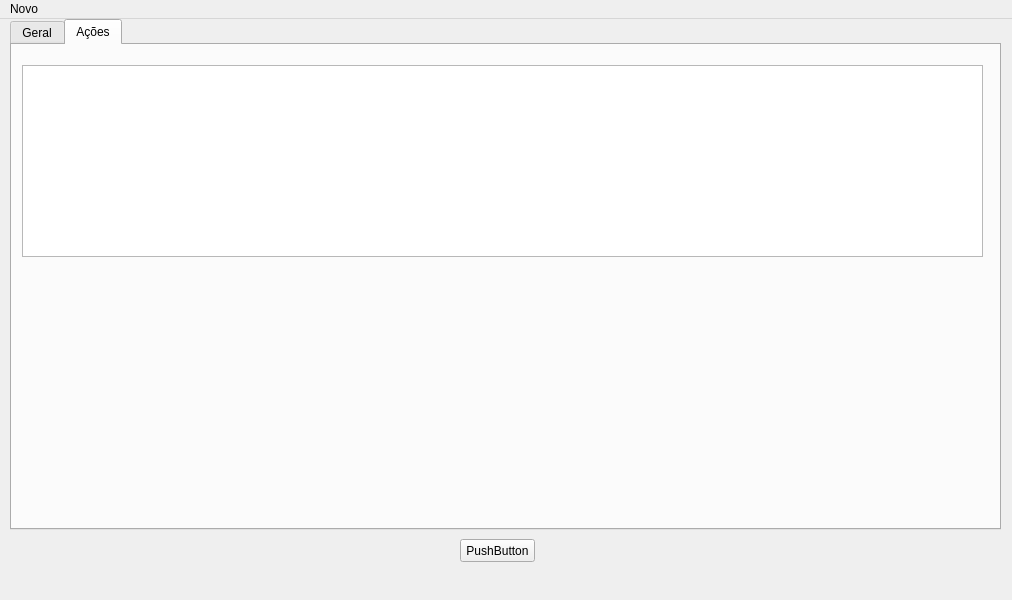
This is mainwindow.ui in ThiagoServulo/MyFinancialAssets as Qt 5 draws it before an edit. The edited form follows.
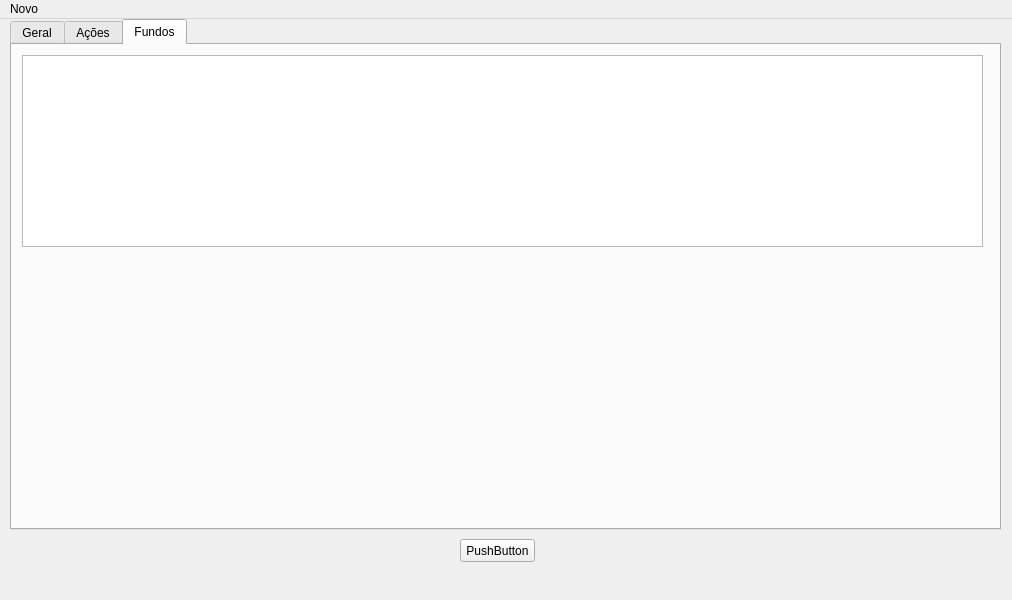
This is the edited form.

Commit message: Create api class

Diff of the .ui file:
```diff
--- a/mainwindow.ui
+++ b/mainwindow.ui
@@ -37,7 +37,7 @@
      </rect>
     </property>
     <property name="currentIndex">
-     <number>1</number>
+     <number>2</number>
     </property>
     <widget class="QWidget" name="tab">
      <attribute name="title">
@@ -59,6 +59,21 @@
       </property>
      </widget>
     </widget>
+    <widget class="QWidget" name="tab_funds">
+     <attribute name="title">
+      <string>Fundos</string>
+     </attribute>
+     <widget class="QTableWidget" name="tableWidget_funds">
+      <property name="geometry">
+       <rect>
+        <x>10</x>
+        <y>10</y>
+        <width>961</width>
+        <height>192</height>
+       </rect>
+      </property>
+     </widget>
+    </widget>
    </widget>
   </widget>
   <widget class="QMenuBar" name="menubar">
```
The commit also changes 7 other files.
